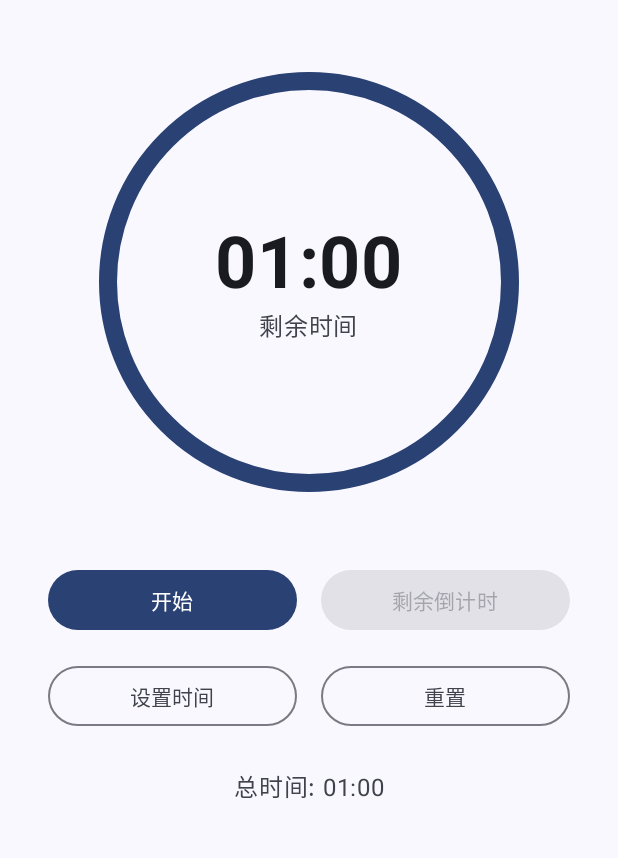
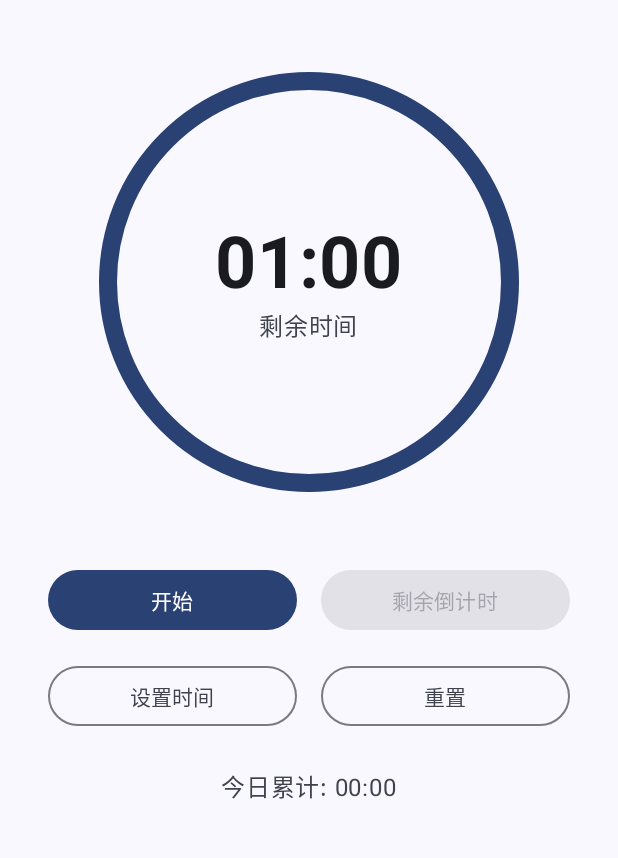
Before and after one commit to NayamiOR/Countdown, an Android app built with Jetpack Compose: the screen it shows after launch (MainActivity), after a tap on "重置", on a phone screen of 412 x 824 dp, the part 252-1110 px from its top. Run offline under Robolectric (Android 15) with nearby library versions, the phone set to English and light mode, and no system bars.

Commit message:
Add daily completed time tracking to countdown feature

```diff
--- a/app/src/main/java/com/example/countdown/data/CountdownRepository.kt
+++ b/app/src/main/java/com/example/countdown/data/CountdownRepository.kt
@@ -6,6 +6,9 @@ import android.util.Log
 import kotlinx.coroutines.flow.MutableStateFlow
 import kotlinx.coroutines.flow.StateFlow
 import kotlinx.coroutines.flow.asStateFlow
+import java.text.SimpleDateFormat
+import java.util.Date
+import java.util.Locale
 
 /**
  * 倒计时数据仓库
@@ -23,6 +26,8 @@ class CountdownRepository(context: Context) {
         private const val KEY_IS_RUNNING = "is_running"
         private const val KEY_START_TIME = "start_time"
         private const val KEY_PAUSED_TIME = "paused_time"
+        private const val KEY_TODAY_COMPLETED_SECONDS = "today_completed_seconds"
+        private const val KEY_LAST_DATE = "last_date"
     }
 
     /**
@@ -34,9 +39,29 @@ class CountdownRepository(context: Context) {
         val isRunning = prefs.getBoolean(KEY_IS_RUNNING, false)
         val startTime = prefs.getLong(KEY_START_TIME, 0L)
         val pausedTime = prefs.getLong(KEY_PAUSED_TIME, 0L)
+        val todayCompletedSeconds = prefs.getInt(KEY_TODAY_COMPLETED_SECONDS, 0)
+        val lastDate = prefs.getString(KEY_LAST_DATE, "") ?: ""
 
-        Log.d("CountdownRepository", "Loaded state: total=$totalSeconds, current=$currentMillis, running=$isRunning")
-        return CountdownState(totalSeconds, currentMillis, isRunning, startTime, pausedTime)
+        val currentDate = getCurrentDate()
+
+        // 如果日期变了，重置今日累计时长
+        val finalTodayCompletedSeconds = if (lastDate != currentDate) {
+            Log.d("CountdownRepository", "Date changed from $lastDate to $currentDate, resetting today's total")
+            0
+        } else {
+            todayCompletedSeconds
+        }
+
+        Log.d("CountdownRepository", "Loaded state: total=$totalSeconds, current=$currentMillis, running=$isRunning, todayCompleted=$finalTodayCompletedSeconds")
+        return CountdownState(
+            totalSeconds,
+            currentMillis,
+            isRunning,
+            startTime,
+            pausedTime,
+            finalTodayCompletedSeconds,
+            currentDate
+        )
     }
 
     /**
@@ -49,10 +74,12 @@ class CountdownRepository(context: Context) {
             putBoolean(KEY_IS_RUNNING, state.isRunning)
             putLong(KEY_START_TIME, state.startTime)
             putLong(KEY_PAUSED_TIME, state.pausedTime)
+            putInt(KEY_TODAY_COMPLETED_SECONDS, state.todayCompletedSeconds)
+            putString(KEY_LAST_DATE, state.lastDate)
             apply()
         }
         _countdownState.value = state
-        Log.d("CountdownRepository", "Saved state: total=${state.totalSeconds}, current=${state.currentMillis}, running=${state.isRunning}")
+        Log.d("CountdownRepository", "Saved state: total=${state.totalSeconds}, current=${state.currentMillis}, running=${state.isRunning}, todayCompleted=${state.todayCompletedSeconds}")
     }
 
     /**
@@ -62,4 +89,23 @@ class CountdownRepository(context: Context) {
         val newState = update(_countdownState.value)
         saveState(newState)
     }
+
+    /**
+     * 添加今日完成的倒计时时长
+     */
+    fun addCompletedTime(completedSeconds: Int) {
+        updateState { state ->
+            state.copy(
+                todayCompletedSeconds = state.todayCompletedSeconds + completedSeconds,
+                lastDate = getCurrentDate()
+            )
+        }
+    }
+
+    /**
+     * 获取当前日期字符串
+     */
+    private fun getCurrentDate(): String {
+        return SimpleDateFormat("yyyy-MM-dd", Locale.getDefault()).format(Date())
+    }
 }
--- a/app/src/main/java/com/example/countdown/data/CountdownState.kt
+++ b/app/src/main/java/com/example/countdown/data/CountdownState.kt
@@ -8,5 +8,7 @@ data class CountdownState(
     val currentMillis: Long = 0L,
     val isRunning: Boolean = false,
     val startTime: Long = 0L,
-    val pausedTime: Long = 0L
+    val pausedTime: Long = 0L,
+    val todayCompletedSeconds: Int = 0, // 今日完成的倒计时总秒数
+    val lastDate: String = "" // 最后更新的日期（YYYY-MM-DD格式）
 )
--- a/app/src/main/java/com/example/countdown/ui/components/TimePicker.kt
+++ b/app/src/main/java/com/example/countdown/ui/components/TimePicker.kt
@@ -26,6 +26,7 @@ import androidx.compose.ui.text.font.FontWeight
 import androidx.compose.ui.text.style.TextAlign
 import androidx.compose.ui.unit.dp
 import androidx.compose.ui.unit.sp
+import androidx.compose.foundation.layout.weight
 
 @Composable
 fun TimePicker(
@@ -94,7 +95,7 @@ private fun TimePickerColumn(
 ) {
     Column(
         horizontalAlignment = Alignment.CenterHorizontally,
-        //modifier = Modifier.weight(1f)
+        modifier = Modifier.weight(1f)
     ) {
         Button(onClick = onIncrease, modifier = Modifier.size(36.dp)) {
             Text("▲", fontSize = 16.sp)
--- a/app/src/main/java/com/example/countdown/ui/screens/CountdownScreen.kt
+++ b/app/src/main/java/com/example/countdown/ui/screens/CountdownScreen.kt
@@ -139,10 +139,10 @@ fun CountdownScreen(
 
         Spacer(modifier = Modifier.height(24.dp))
 
-        // 显示总时间
+        // 显示今日累计倒计时时长
         if (!isSettingTime) {
             Text(
-                text = "总时间: ${uiState.formattedTotalTime}",
+                text = "今日累计: ${uiState.formattedTotalTime}",
                 fontSize = 16.sp,
                 color = MaterialTheme.colorScheme.onSurfaceVariant
             )
--- a/app/src/main/java/com/example/countdown/viewmodel/CountdownViewModel.kt
+++ b/app/src/main/java/com/example/countdown/viewmodel/CountdownViewModel.kt
@@ -63,7 +63,7 @@ class CountdownViewModel(private val repository: CountdownRepository) : ViewMode
                 isRunning = state.isRunning,
                 progress = progress,
                 formattedTime = TimeUtils.formatTime(currentSeconds),
-                formattedTotalTime = TimeUtils.formatTime(state.totalSeconds)
+                formattedTotalTime = TimeUtils.formatTime(state.todayCompletedSeconds)
             )
         }
     }
@@ -117,6 +117,7 @@ class CountdownViewModel(private val repository: CountdownRepository) : ViewMode
                 val remaining = state.totalSeconds * 1000L - elapsed
 
                 if (remaining <= 0) {
+                    repository.addCompletedTime(state.totalSeconds)
                     repository.updateState { it.copy(
                         currentMillis = 0L,
                         isRunning = false,
@@ -201,5 +202,5 @@ data class CountdownUiState(
     val isRunning: Boolean = false,
     val progress: Float = 1f,
     val formattedTime: String = "01:00",
-    val formattedTotalTime: String = "01:00"
+    val formattedTotalTime: String = "00:00"
 )
```
